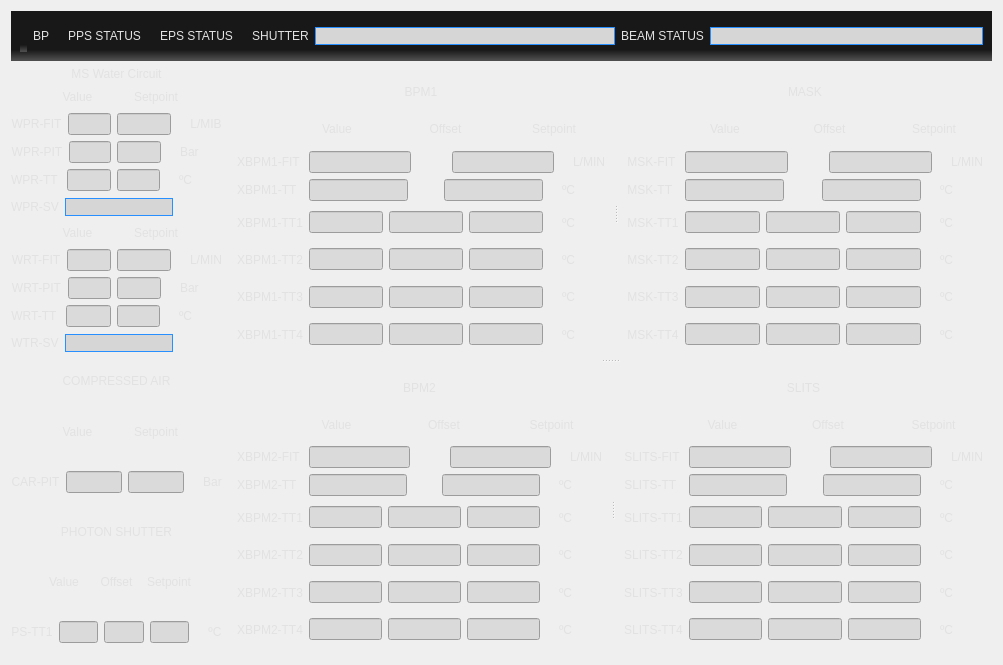
Above: myInterface/TempScreen.ui from semissatto2/Interface_files before the change. Below: the same form after it.
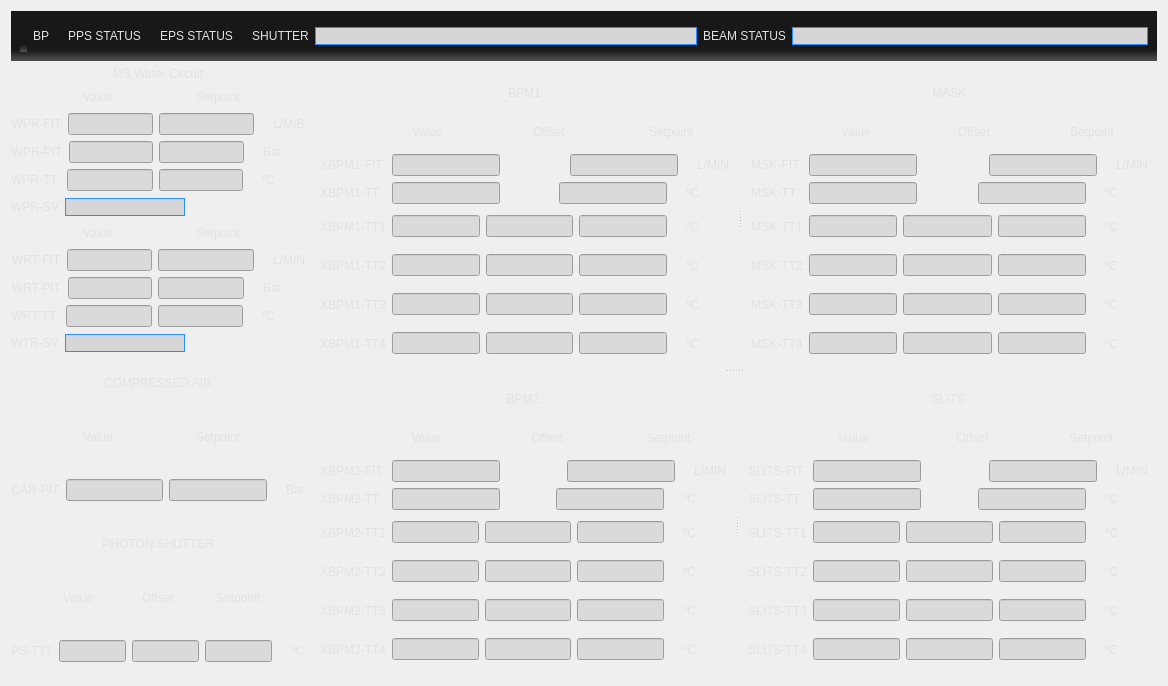
That is the form after the change. Icons and pictures are not drawn.

Patch:
```diff
--- a/myInterface/TempScreen.ui
+++ b/myInterface/TempScreen.ui
@@ -6,8 +6,8 @@
    <rect>
     <x>0</x>
     <y>0</y>
-    <width>1003</width>
-    <height>665</height>
+    <width>1168</width>
+    <height>686</height>
    </rect>
   </property>
   <property name="windowTitle">
```
Left out of the diff: 118 changed lines with no effect on the pictures.
